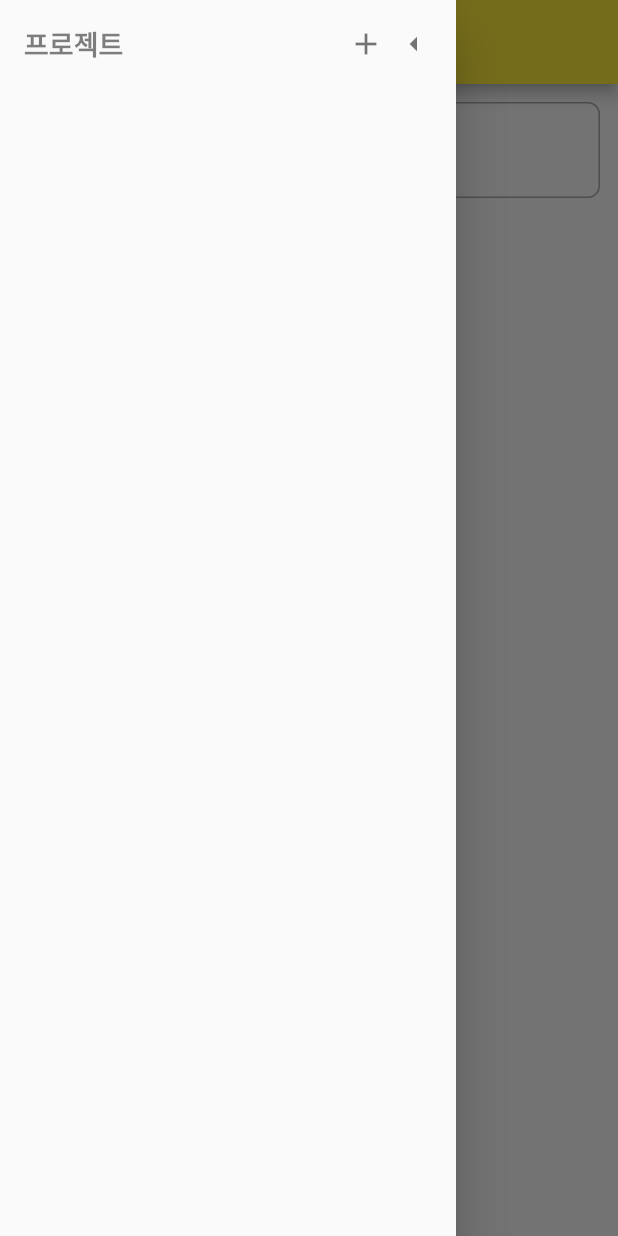
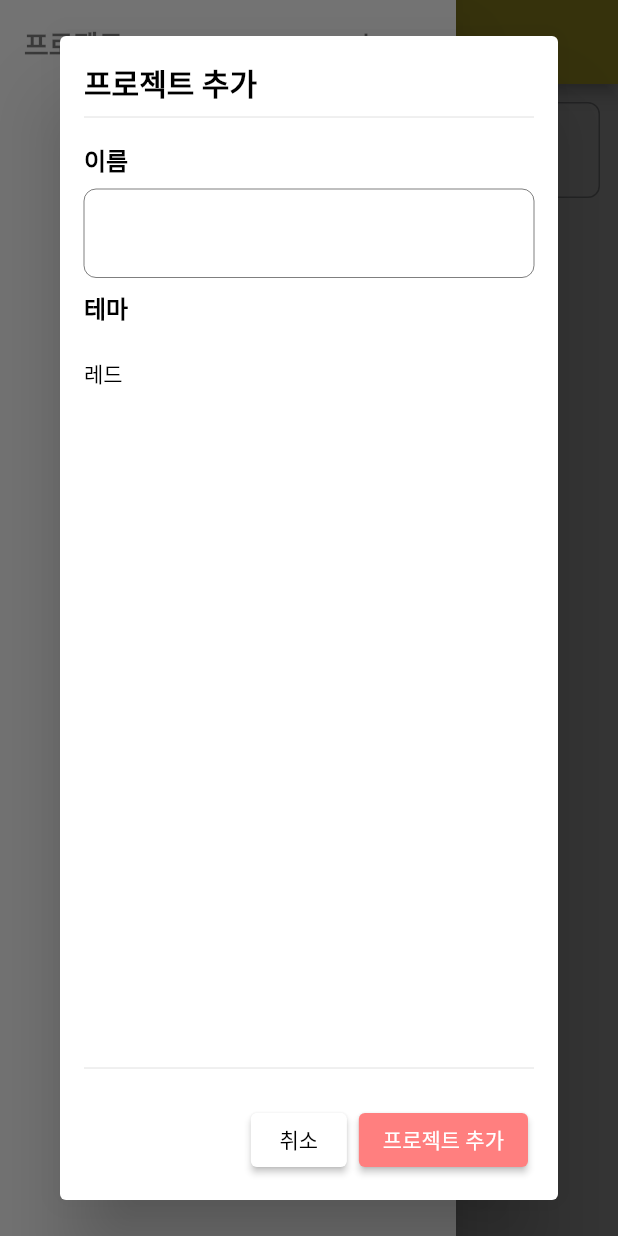
Before and after one commit to Leonamin/todolist, a Flutter app: the screen it shows after launch, in the side drawer, after a tap on the "add" icon, on a phone screen of 412 x 824 dp. Run offline on Flutter 3.47's test engine with Material 2 defaults, Android fonts, the phone set to English and light mode, and no system bars.

Commit message:
추가 - 프로젝트 생성 다이얼로그 추가

```diff
--- a/lib/pages/project/todo_project_page.dart
+++ b/lib/pages/project/todo_project_page.dart
@@ -2,6 +2,7 @@ import 'package:flutter/material.dart';
 import 'package:provider/provider.dart';
 import 'package:todolist/pages/project/todo_project_screen.dart';
 import 'package:todolist/pages/project/providers/todo_project_provider.dart';
+import 'package:todolist/widgets/todo_project_create_dialog.dart';
 
 class TodoProjectPage extends StatefulWidget {
   const TodoProjectPage({super.key});
@@ -20,6 +21,13 @@ class _TodoProjectPageState extends State<TodoProjectPage>
       fontWeight: FontWeight.bold,
       color: Colors.black.withOpacity(0.5));
   final normalTextStyle = TextStyle(fontSize: 18, color: Colors.black);
+
+  _showDialog() {
+    showDialog(
+      context: context,
+      builder: (context) => TodoProjectCreateDialog(),
+    );
+  }
 
   _appBar(provider) {
     return AppBar();
@@ -41,7 +49,7 @@ class _TodoProjectPageState extends State<TodoProjectPage>
               children: [
                 InkWell(
                     onTap: () {
-                      // showProjectCreateDialog
+                      _showDialog();
                     },
                     child: const Icon(Icons.add)),
                 _showProjectList
--- /dev/null
+++ b/lib/widgets/todo_project_create_dialog.dart
@@ -0,0 +1,181 @@
+// ignore_for_file: prefer_const_constructors
+
+import 'package:flutter/material.dart';
+import 'package:todolist/constants.dart';
+import 'package:todolist/models/todo_project.dart';
+
+class ThemeData {
+  String name;
+  int value;
+
+  ThemeData({required this.name, required this.value});
+}
+
+class TodoProjectCreateDialog extends StatefulWidget {
+  TodoProjectCreateDialog({super.key});
+
+  @override
+  State<TodoProjectCreateDialog> createState() =>
+      _TodoProjectCreateDialogState();
+}
+
+class _TodoProjectCreateDialogState extends State<TodoProjectCreateDialog> {
+  final formKey = GlobalKey<FormState>();
+  final _textController = TextEditingController();
+
+  static const _defaultBorderRadius = 8.0;
+
+  final OutlineInputBorder _border = OutlineInputBorder(
+    borderRadius: BorderRadius.circular(_defaultBorderRadius),
+    borderSide: BorderSide(color: Colors.black.withOpacity(0.5), width: 0),
+  );
+
+  final OutlineInputBorder _focusedBorder = OutlineInputBorder(
+    borderRadius: BorderRadius.circular(8),
+    borderSide: BorderSide(color: Colors.black, width: 0),
+  );
+
+  // FIXME 하드 코딩 설정
+  static List<ThemeData> themeList = [
+    ThemeData(name: "레드", value: 0xFFFFAFB0),
+    ThemeData(name: "카키", value: 0xFFF0E68C),
+    ThemeData(name: "라벤더", value: 0xFFE6E6FA),
+    ThemeData(name: "라임", value: 0xFF00FF00),
+    ThemeData(name: "네이비", value: 0xFF000080),
+    ThemeData(name: "스노우", value: 0xFFFFFAFA),
+  ];
+
+  String dropdownValue = themeList.first.name;
+
+  @override
+  Widget build(BuildContext context) {
+    return Dialog(
+      child: Padding(
+        padding: const EdgeInsets.symmetric(vertical: 16.0, horizontal: 16.0),
+        child: Column(
+          mainAxisAlignment: MainAxisAlignment.spaceBetween,
+          children: [
+            Column(
+              crossAxisAlignment: CrossAxisAlignment.start,
+              children: [
+                Text(
+                  // FIXME 하드코딩 언어
+                  "프로젝트 추가",
+                  // FIXME 하드코딩 폰트 스타일
+                  style: TextStyle(
+                      color: Colors.black,
+                      fontSize: 20,
+                      fontWeight: FontWeight.bold),
+                ),
+                const Divider(),
+                const SizedBox(height: 8),
+                Text(
+                  // FIXME 하드코딩 언어
+                  "이름",
+                  style: TextStyle(
+                      color: Colors.black,
+                      fontSize: 16,
+                      fontWeight: FontWeight.bold),
+                ),
+                const SizedBox(height: 8),
+                TextFormField(
+                    controller: _textController,
+                    decoration: InputDecoration(
+                      border: _border,
+                      enabledBorder: _border,
+                      focusedBorder: _focusedBorder,
+                    )),
+                const SizedBox(height: 8),
+                Text(
+                  // FIXME 하드코딩 언어
+                  "테마",
+                  style: TextStyle(
+                      color: Colors.black,
+                      fontSize: 16,
+                      fontWeight: FontWeight.bold),
+                ),
+                const SizedBox(height: 8),
+                Row(
+                  children: [
+                    Expanded(
+                      child: DropdownButton(
+                        value: dropdownValue,
+                        icon: Icon(null),
+                        elevation: 16,
+                        style: TextStyle(color: Colors.black),
+                        underline: Container(),
+                        onChanged: (String? value) {
+                          setState(() {
+                            dropdownValue = value!;
+                          });
+                        },
+                        borderRadius:
+                            BorderRadius.circular(_defaultBorderRadius),
+                        items: themeList
+                            .map<DropdownMenuItem<String>>((ThemeData value) {
+                          return DropdownMenuItem<String>(
+                            value: value.name,
+                            child: Text(value.name),
+                          );
+                        }).toList(),
+                        isExpanded: true,
+                      ),
+                    ),
+                  ],
+                )
+              ],
+            ),
+            // 하단 부 버튼
+            Column(
+              children: [
+                const Divider(),
+                const SizedBox(height: 16),
+                Row(
+                  children: [
+                    Expanded(child: Container()),
+                    ElevatedButton(
+                      onPressed: () {
+                        Navigator.pop(context);
+                      },
+                      // TODO 스타일 변경
+                      style: ElevatedButton.styleFrom(
+                          backgroundColor: Constants.positiveBackgroundColor),
+                      // FIXME 하드코딩 글자
+                      child: Text(
+                        "취소",
+                        // TODO 스타일 변경
+                        style: const TextStyle(color: Colors.black),
+                      ),
+                    ),
+                    const SizedBox(
+                      width: 8,
+                    ),
+                    ElevatedButton(
+                      onPressed: () {
+                        // TODO 작업 추가 기능
+                      },
+                      // TODO 스타일 변경
+                      style: ElevatedButton.styleFrom(
+                          backgroundColor: Constants.positiveColor),
+                      // FIXME 하드코딩 글자
+                      child: Text(
+                        "프로젝트 추가",
+                        // TODO 스타일 변경
+                        style: const TextStyle(
+                          color: Constants.positiveBackgroundColor,
+                        ),
+                      ),
+                    ),
+                    const SizedBox(
+                      width: 4,
+                    ),
+                  ],
+                )
+              ],
+            ),
+          ],
+        ),
+      ),
+    );
+  }
+}
```
